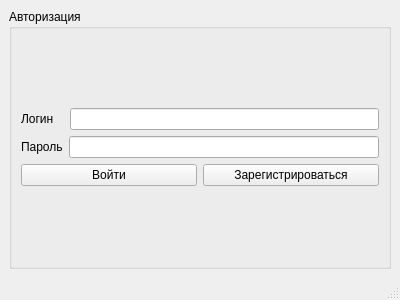
Before: the Qt Designer form mainwindow.ui in ep113perchun/FitnessApp, drawn with Qt 5.
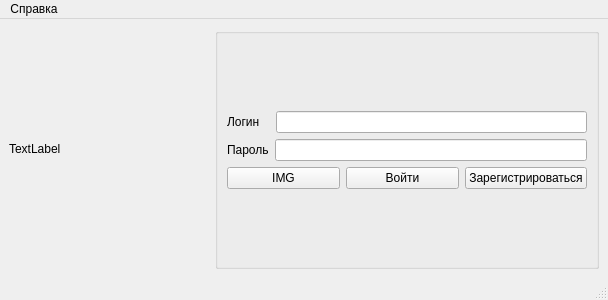
After: the same form once the commit is applied.

What changed in the file:
```diff
--- a/mainwindow.ui
+++ b/mainwindow.ui
@@ -6,7 +6,7 @@
    <rect>
     <x>0</x>
     <y>0</y>
-    <width>400</width>
+    <width>608</width>
     <height>300</height>
    </rect>
   </property>
@@ -16,9 +16,22 @@
   <widget class="QWidget" name="centralwidget">
    <layout class="QHBoxLayout" name="horizontalLayout_4">
     <item>
-     <widget class="QGroupBox" name="groupBox">
+     <widget class="QLabel" name="label_3">
+      <property name="minimumSize">
+       <size>
+        <width>200</width>
+        <height>0</height>
+       </size>
+      </property>
+      <property name="text">
+       <string>TextLabel</string>
+      </property>
+     </widget>
+    </item>
+    <item>
+     <widget class="QGroupBox" name="box">
       <property name="title">
-       <string>Авторизация</string>
+       <string/>
       </property>
       <layout class="QVBoxLayout" name="verticalLayout_2">
        <item>
@@ -53,6 +66,13 @@
          </item>
          <item>
           <layout class="QHBoxLayout" name="horizontalLayout_3">
+           <item>
+            <widget class="QPushButton" name="pushButton">
+             <property name="text">
+              <string>IMG</string>
+             </property>
+            </widget>
+           </item>
            <item>
             <widget class="QPushButton" name="logIn">
              <property name="text">
@@ -81,10 +101,24 @@
     <rect>
      <x>0</x>
      <y>0</y>
-     <width>400</width>
-     <height>24</height>
+     <width>608</width>
+     <height>43</height>
     </rect>
    </property>
+   <widget class="QMenu" name="menu">
+    <property name="title">
+     <string>Справка</string>
+    </property>
+    <widget class="QMenu" name="menu_2">
+     <property name="title">
+      <string>Регистрация</string>
+     </property>
+    </widget>
+    <addaction name="menu_2"/>
+    <addaction name="action_2"/>
+    <addaction name="action_3"/>
+   </widget>
+   <addaction name="menu"/>
   </widget>
   <widget class="QStatusBar" name="statusbar"/>
  </widget>
```
Left out of the diff: 15 changed lines with no effect on the pictures.
